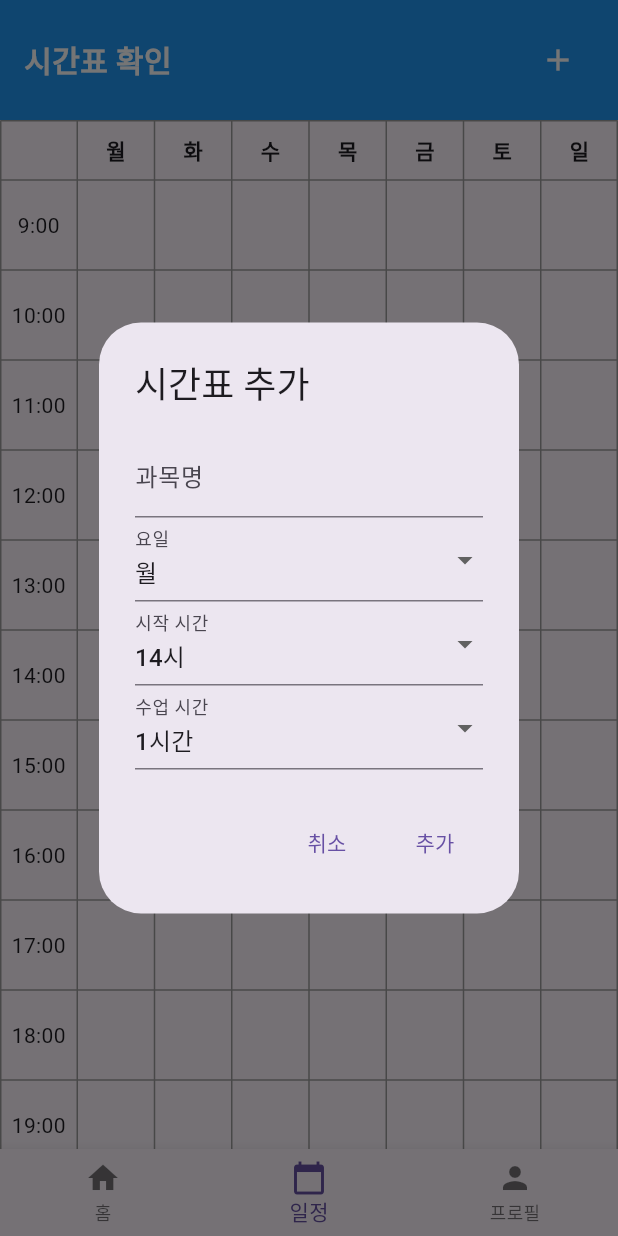
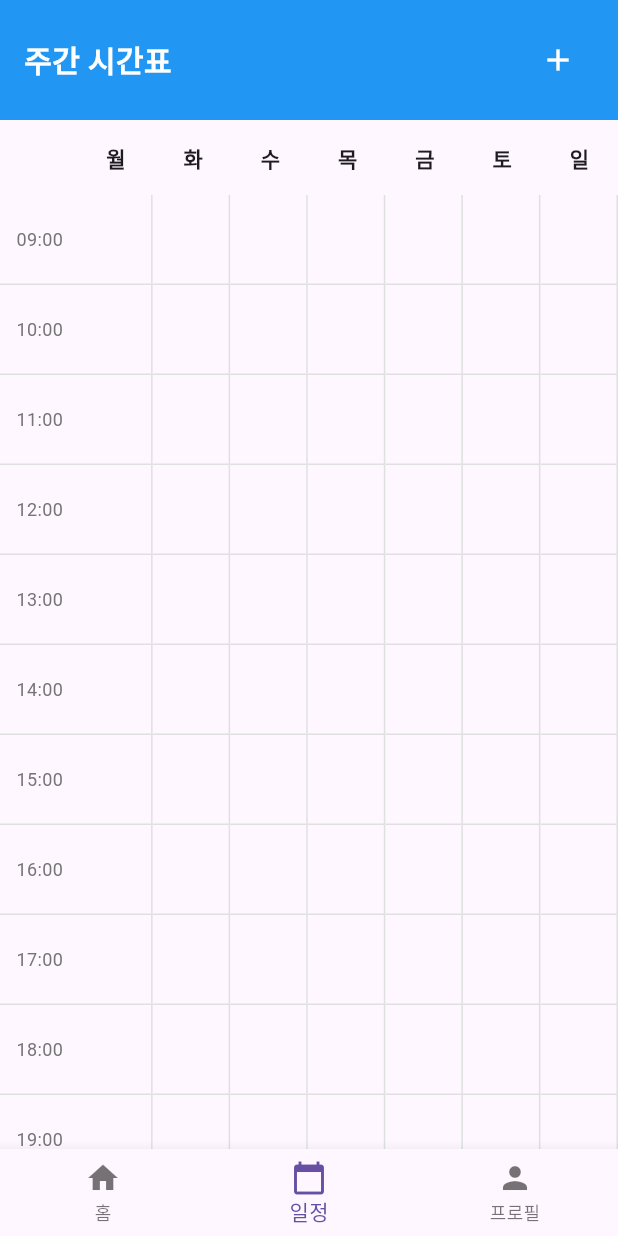
Before and after one commit to rhkdgnsdld/real_app, a Flutter app: the MainStudentScreen screen opened directly, item 2 of the bottom bar chosen, after a tap on the "add" icon, on a phone screen of 412 x 824 dp. Run offline on Flutter 3.47's test engine with Material 3 defaults, Android fonts, the phone set to English and light mode, and no system bars; our stand-ins replace firebase_core, shared_preferences; accounts and stored records are empty.

Commit message:
'9/29/9시'

```diff
--- /dev/null
+++ b/lib/screens/student_screen/calendar_screen/schedule_screen_s..dart
@@ -0,0 +1,27 @@
+import 'package:flutter/material.dart';
+import 'widget_calendar.dart';
+
+class WeeklyScheduleScreenS extends StatelessWidget {
+  const WeeklyScheduleScreenS({super.key});
+
+  @override
+  Widget build(BuildContext context) {
+    return Scaffold(
+      body: Column(
+        children: [
+          buildHeader(),
+          Flexible(
+            child: SingleChildScrollView(
+              child: Column(
+                children: [
+                  buildWeekDays(),
+                  buildTimeGrid(),
+                ],
+              ),
+            ),
+          ),
+        ],
+      ),
+    );
+  }
+}
--- /dev/null
+++ b/lib/screens/student_screen/calendar_screen/widget_calendar.dart
@@ -0,0 +1,107 @@
+import 'package:flutter/material.dart';
+
+Widget buildHeader() {
+  return Container(
+    padding: const EdgeInsets.all(16.0),
+    color: Colors.blue,
+    child: SafeArea(
+      bottom: false,
+      child: Row(
+        mainAxisAlignment: MainAxisAlignment.spaceBetween,
+        children: [
+          const Text(
+            '주간 시간표',
+            style: TextStyle(
+              fontSize: 20,
+              fontWeight: FontWeight.bold,
+              color: Colors.white,
+            ),
+          ),
+          IconButton(
+            icon:
+                const Icon(Icons.add, color: Colors.white),
+            onPressed: () {
+              // TODO: Implement add functionality
+            },
+          ),
+        ],
+      ),
+    ),
+  );
+}
+
+Widget buildWeekDays() {
+  final weekDays = ['', '월', '화', '수', '목', '금', '토', '일'];
+  return SizedBox(
+    height: 50,
+    child: Row(
+      children: weekDays
+          .map(
+            (day) => Flexible(
+              child: Center(
+                  child: Text(day,
+                      style: const TextStyle(
+                          fontWeight: FontWeight.bold))),
+            ),
+          )
+          .toList(),
+    ),
+  );
+}
+
+Widget buildTimeGrid() {
+  return Row(
+    children: [
+      buildTimeColumn(),
+      Flexible(
+        child: Row(
+          children: List.generate(
+              7,
+              (index) => Flexible(
+                    child: buildDayColumn(),
+                  )),
+        ),
+      ),
+    ],
+  );
+}
+
+Widget buildTimeColumn() {
+  return Column(
+    children: List.generate(17, (index) {
+      final hour = (index + 9) % 24;
+      return Container(
+        height: 60,
+        width: 50,
+        alignment: Alignment.centerRight,
+        padding: const EdgeInsets.only(right: 8),
+        decoration: BoxDecoration(
+          border: Border(
+            bottom: BorderSide(color: Colors.grey[300]!),
+          ),
+        ),
+        child: Text(
+          '${hour.toString().padLeft(2, '0')}:00',
+          style: TextStyle(
+              fontSize: 12, color: Colors.grey[600]),
+        ),
+      );
+    }),
+  );
+}
+
+Widget buildDayColumn() {
+  return Column(
+    children: List.generate(17, (index) {
+      return Container(
+        height: 60,
+        decoration: BoxDecoration(
+          border: Border(
+            bottom: BorderSide(color: Colors.grey[300]!),
+            right: BorderSide(color: Colors.grey[300]!),
+          ),
+        ),
+      );
+    }),
+  );
+}
--- a/lib/screens/student_screen/home_screen/main.student.screen.dart
+++ b/lib/screens/student_screen/home_screen/main.student.screen.dart
@@ -1,13 +1,13 @@
 import 'package:flutter/material.dart';
-import 'package:new_new_app/screens/student_screen/calendar_screen/schedule_utils.dart';
+import 'package:new_new_app/screens/student_screen/calendar_screen/schedule_screen_s..dart';
 import 'assignment_screen.dart';
 import 'attendance_screen.dart';
 import 'material_screen.dart';
 import 'chat_screen.dart';
 import 'grades_screen.dart';
 import '../profile_screen/studentprofile_screen.dart';
-import 'package:new_new_app/screens/student_screen/calendar_screen/schedule_utils.dart';
 import 'package:new_new_app/widgets/button.dart'; // 달력 화면을 위한 import (아직 생성하지 않았다면 만들어야 합니다)
+import 'package:shared_preferences/shared_preferences.dart';
 
 class MainStudentScreen extends StatefulWidget {
   const MainStudentScreen({super.key});
@@ -23,7 +23,7 @@ class _MainStudentScreenState
 
   final List<Widget> _children = [
     const HomeScreen(),
-    const TimetablePage(),
+    const WeeklyScheduleScreenS(),
     const StudentprofileScreen(),
   ];
 
@@ -59,8 +59,28 @@ class _MainStudentScreenState
   }
 }
 
-class HomeScreen extends StatelessWidget {
+class HomeScreen extends StatefulWidget {
   const HomeScreen({super.key});
+
+  @override
+  State<HomeScreen> createState() => _HomeScreenState();
+}
+
+class _HomeScreenState extends State<HomeScreen> {
+  String _StudentName = '';
+
+  @override
+  void initState() {
+    super.initState();
+    _loadStudentName();
+  }
+
+  Future<void> _loadStudentName() async {
+    final prefs = await SharedPreferences.getInstance();
+    setState(() {
+      _StudentName = prefs.getString('studentName') ?? '학생';
+    });
+  }
 
   @override
   Widget build(BuildContext context) {
@@ -69,13 +89,13 @@ class HomeScreen extends StatelessWidget {
         Container(
           padding: const EdgeInsets.all(16.0),
           color: Colors.blue,
-          child: const SafeArea(
+          child: SafeArea(
             bottom: false,
             child: Align(
               alignment: Alignment.centerLeft,
               child: Text(
-                '안녕하세요! 김현민 학생',
-                style: TextStyle(
+                '안녕하세요! $_StudentName 학생',
+                style: const TextStyle(
                   fontSize: 20,
                   fontWeight: FontWeight.bold,
                   color: Colors.white,
```
